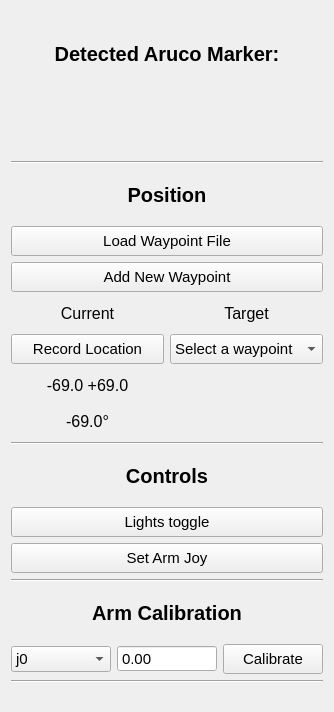
Above: rover_controller_gui/resource/rover_controller_gui.ui from robotique-udes/rover before the change. Below: the same form after it.
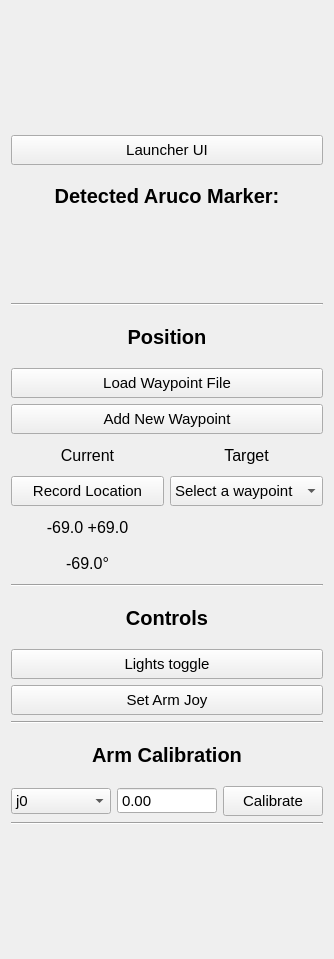
That is the form after the change.

Commit message: Add launcher button to ui

```diff
--- a/rover_controller_gui/resource/rover_controller_gui.ui
+++ b/rover_controller_gui/resource/rover_controller_gui.ui
@@ -13,7 +13,7 @@
     <x>0</x>
     <y>0</y>
     <width>334</width>
-    <height>712</height>
+    <height>959</height>
    </rect>
   </property>
   <property name="maximumSize">
@@ -62,6 +62,64 @@
      </item>
      <item>
       <layout class="QVBoxLayout" name="verticalLayout">
+       <item>
+        <widget class="QPushButton" name="pb_launcher_ui">
+         <property name="sizePolicy">
+          <sizepolicy hsizetype="Minimum" vsizetype="Fixed">
+           <horstretch>0</horstretch>
+           <verstretch>0</verstretch>
+          </sizepolicy>
+         </property>
+         <property name="minimumSize">
+          <size>
+           <width>0</width>
+           <height>30</height>
+          </size>
+         </property>
+         <property name="maximumSize">
+          <size>
+           <width>16777215</width>
+           <height>30</height>
+          </size>
+         </property>
+         <property name="font">
+          <font>
+           <weight>50</weight>
+           <bold>false</bold>
+          </font>
+         </property>
+         <property name="cursor">
+          <cursorShape>PointingHandCursor</cursorShape>
+         </property>
+         <property name="styleSheet">
+          <string notr="true"/>
+         </property>
+         <property name="text">
+          <string>Launcher UI</string>
+         </property>
+         <property name="iconSize">
+          <size>
+           <width>16</width>
+           <height>16</height>
+          </size>
+         </property>
+         <property name="checkable">
+          <bool>false</bool>
+         </property>
+         <property name="checked">
+          <bool>false</bool>
+         </property>
+         <property name="autoDefault">
+          <bool>false</bool>
+         </property>
+         <property name="default">
+          <bool>false</bool>
+         </property>
+         <property name="flat">
+          <bool>false</bool>
+         </property>
+        </widget>
+       </item>
        <item>
         <widget class="QLabel" name="label">
          <property name="sizePolicy">
```
The commit also changes 2 other files.
